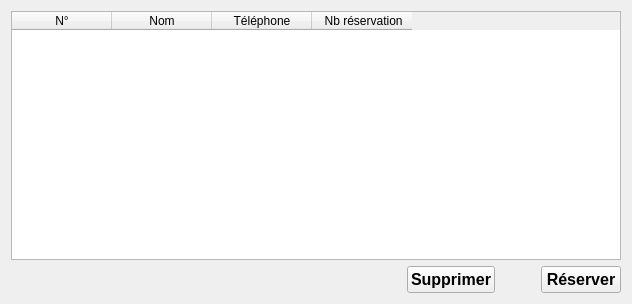
Old version of the form src/views/ClientList/ClientList.ui in the repository DinaTolotra/QReservation.
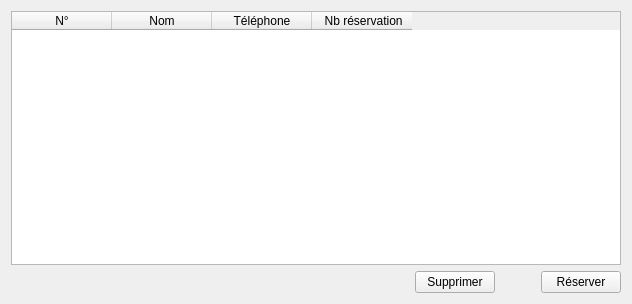
New version of the form. Icons and pictures are not drawn.

What changed in the file:
```diff
--- a/src/views/ClientList/ClientList.ui
+++ b/src/views/ClientList/ClientList.ui
@@ -67,12 +67,6 @@
      </item>
      <item>
       <widget class="QPushButton" name="delBtn">
-       <property name="font">
-        <font>
-         <pointsize>12</pointsize>
-         <bold>true</bold>
-        </font>
-       </property>
        <property name="text">
         <string>Supprimer</string>
        </property>
@@ -100,12 +94,6 @@
      </item>
      <item>
       <widget class="QPushButton" name="resBtn">
-       <property name="font">
-        <font>
-         <pointsize>12</pointsize>
-         <bold>true</bold>
-        </font>
-       </property>
        <property name="text">
         <string>Réserver</string>
        </property>
```
Left out of the diff: 4 changed lines with no effect on the pictures.
